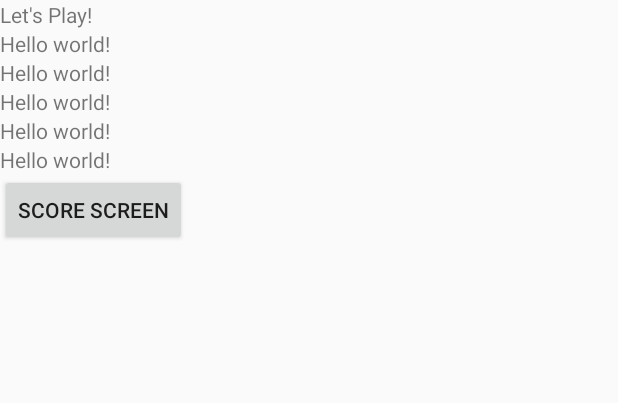
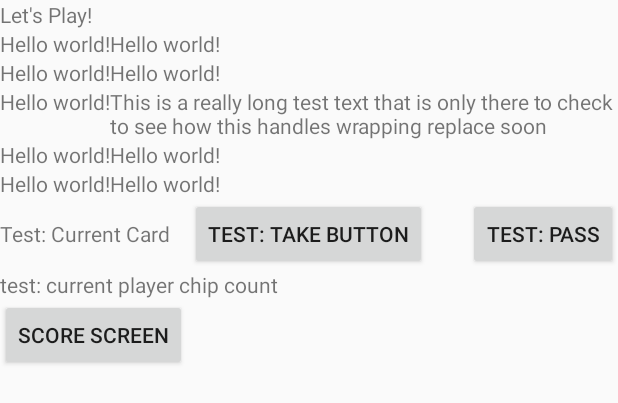
Before and after one commit to SamCumings/No_Please_Game, an Android app: the layout activity_go_to_game.xml on its own in the app's theme, with its tools: preview values and no code run, on a phone screen of 412 x 824 dp. Shown: the top 403 px of the screen. Run offline under Robolectric (Android 15) with nearby library versions, the phone set to English and light mode, and no system bars.

Commit message:
Made the xml layout for the game screen (all strings are test strings and should be replaced.)

```diff
--- a/No_please_Test/app/src/main/java/com/example/sam/no_please_test/Card.java
+++ b/No_please_Test/app/src/main/java/com/example/sam/no_please_test/Card.java
@@ -39,5 +39,4 @@
 
 
 }
-
 */
--- a/No_please_Test/app/src/main/java/com/example/sam/no_please_test/Deck.java
+++ b/No_please_Test/app/src/main/java/com/example/sam/no_please_test/Deck.java
@@ -1,4 +1,5 @@
-/*package com.example.sam.no_please_test;
+/*
+package com.example.sam.no_please_test;
 
 //
 // Created by Kym on 3/7/15.
@@ -52,4 +53,5 @@
         return numCardsLeft;
     }
 }
+
 */
--- a/No_please_Test/app/src/main/res/layout/activity_go_to_game.xml
+++ b/No_please_Test/app/src/main/res/layout/activity_go_to_game.xml
@@ -11,34 +11,118 @@
         android:layout_width="wrap_content"
         android:layout_height="wrap_content" />
 
-
+    <RelativeLayout
+        android:layout_width="fill_parent"
+        android:layout_height="wrap_content">
             <TextView
                 android:id="@+id/Player1"
                 android:text="@string/hello_world"
                 android:layout_width="wrap_content"
                 android:layout_height="wrap_content" />
             <TextView
+                android:layout_toRightOf="@+id/Player1"
+                android:id="@+id/Player1_cards"
+                android:text="@string/hello_world"
+                android:layout_width="wrap_content"
+                android:layout_height="wrap_content"/>
+    </RelativeLayout>
+
+    <RelativeLayout
+        android:layout_width="fill_parent"
+        android:layout_height="wrap_content">
+        <TextView
             android:id="@+id/Player2"
             android:text="@string/hello_world"
             android:layout_width="wrap_content"
             android:layout_height="wrap_content" />
+        <TextView
+            android:layout_toRightOf="@+id/Player2"
+            android:id="@+id/Player2_cards"
+            android:text="@string/hello_world"
+            android:layout_width="wrap_content"
+            android:layout_height="wrap_content"/>
+    </RelativeLayout>
+
+    <RelativeLayout
+        android:layout_width="fill_parent"
+        android:layout_height="wrap_content">
         <TextView
             android:id="@+id/Player3"
             android:text="@string/hello_world"
             android:layout_width="wrap_content"
             android:layout_height="wrap_content" />
         <TextView
+            android:layout_toRightOf="@+id/Player3"
+            android:id="@+id/Player3_cards"
+            android:text="This is a really long test text that is only there to check to see how this handles wrapping replace soon"
+            android:layout_width="wrap_content"
+            android:layout_height="wrap_content"/>
+    </RelativeLayout>
+
+    <RelativeLayout
+        android:layout_width="fill_parent"
+        android:layout_height="wrap_content">
+        <TextView
             android:id="@+id/Player4"
             android:text="@string/hello_world"
             android:layout_width="wrap_content"
             android:layout_height="wrap_content" />
         <TextView
+            android:layout_toRightOf="@+id/Player4"
+            android:id="@+id/Player4_cards"
+            android:text="@string/hello_world"
+            android:layout_width="wrap_content"
+            android:layout_height="wrap_content"/>
+    </RelativeLayout>
+
+    <RelativeLayout
+        android:layout_width="fill_parent"
+        android:layout_height="wrap_content">
+        <TextView
             android:id="@+id/Player5"
             android:text="@string/hello_world"
             android:layout_width="wrap_content"
             android:layout_height="wrap_content" />
+        <TextView
+            android:layout_toRightOf="@+id/Player5"
+            android:id="@+id/Player5_cards"
+            android:text="@string/hello_world"
+            android:layout_width="wrap_content"
+            android:layout_height="wrap_content"/>
+    </RelativeLayout>
 
+    <RelativeLayout
+        android:layout_width="match_parent"
+        android:layout_height="wrap_content">
 
+        <TextView
+            android:id="@+id/Current_Card"
+            android:layout_centerVertical="true"
+            android:layout_width="wrap_content"
+            android:layout_height="wrap_content"
+            android:text="Test: Current Card"
+            />
+        <Button
+            android:id="@+id/take_button"
+            android:text="test: take button"
+            android:layout_width="wrap_content"
+            android:layout_height="wrap_content"
+            android:layout_centerHorizontal="true"/>
+        <Button
+            android:id="@+id/pass_button"
+            android:text="test: pass"
+            android:layout_alignParentRight="true"
+            android:layout_width="wrap_content"
+            android:layout_height="wrap_content" />
+
+    </RelativeLayout>
+
+    <TextView
+        android:id="@+id/current_player_chip_count"
+        android:text="test: current player chip count"
+
+        android:layout_width="wrap_content"
+        android:layout_height="wrap_content" />
 
     <Button
         android:layout_width="wrap_content"
```
Lines whose indentation alone changed are shown as unchanged.
